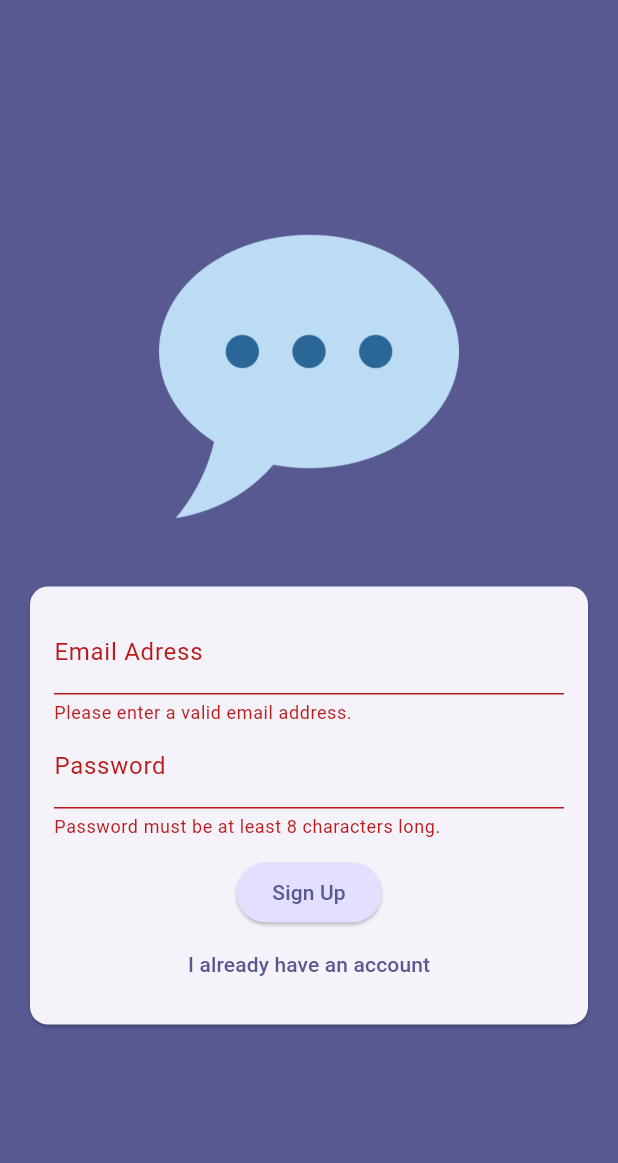
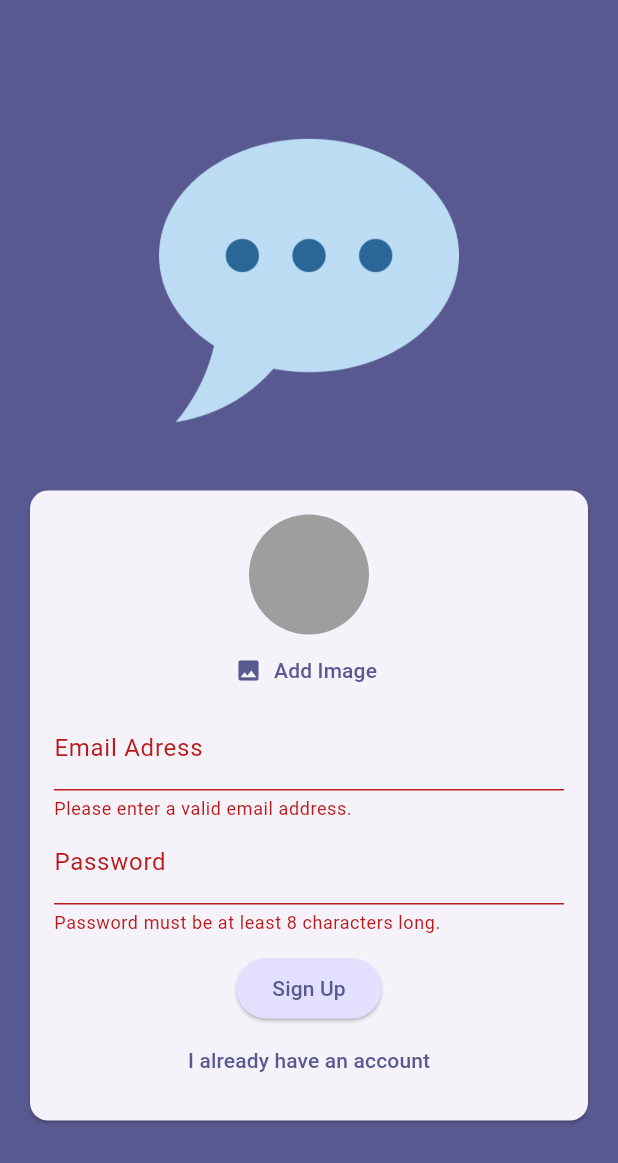
Before and after one commit to MarkMahrous/Chat_App, a Flutter app: the screen it shows after launch, after a tap on "Login", after a tap on "Create new account", on a phone screen of 412 x 824 dp. Shown: the top 1163 px of the screen. Run offline on Flutter 3.47's test engine with Material 3 defaults, Android fonts, the phone set to English and light mode, and no system bars; our stand-ins replace firebase_auth, firebase_core, image_picker; accounts and stored records are empty.

Commit message:
pick image only in signup mode

```diff
--- a/lib/screens/auth_screen.dart
+++ b/lib/screens/auth_screen.dart
@@ -1,5 +1,7 @@
 import 'package:flutter/material.dart';
 import 'package:firebase_auth/firebase_auth.dart';
+
+import 'package:chat_app/widgets/user_image_picker.dart';
 
 final _firebase = FirebaseAuth.instance;
 
@@ -84,6 +86,7 @@ class _AuthScreenState extends State<AuthScreen> {
                         mainAxisAlignment: MainAxisAlignment.center,
                         mainAxisSize: MainAxisSize.min,
                         children: [
+                          if (!_isLogin) const UserImagePicker(),
                           TextFormField(
                             decoration: const InputDecoration(
                               labelText: 'Email Adress',
```
